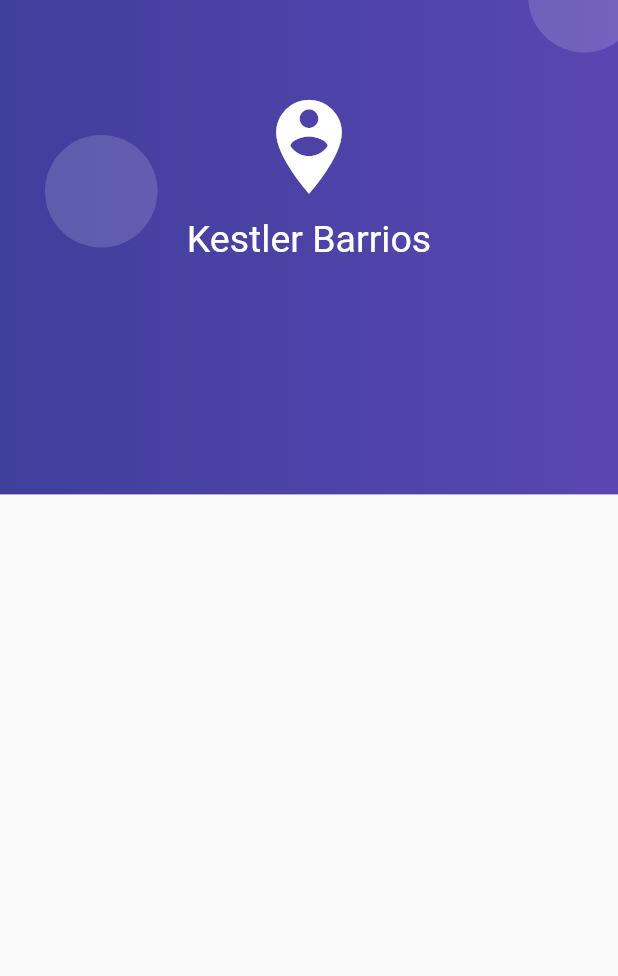
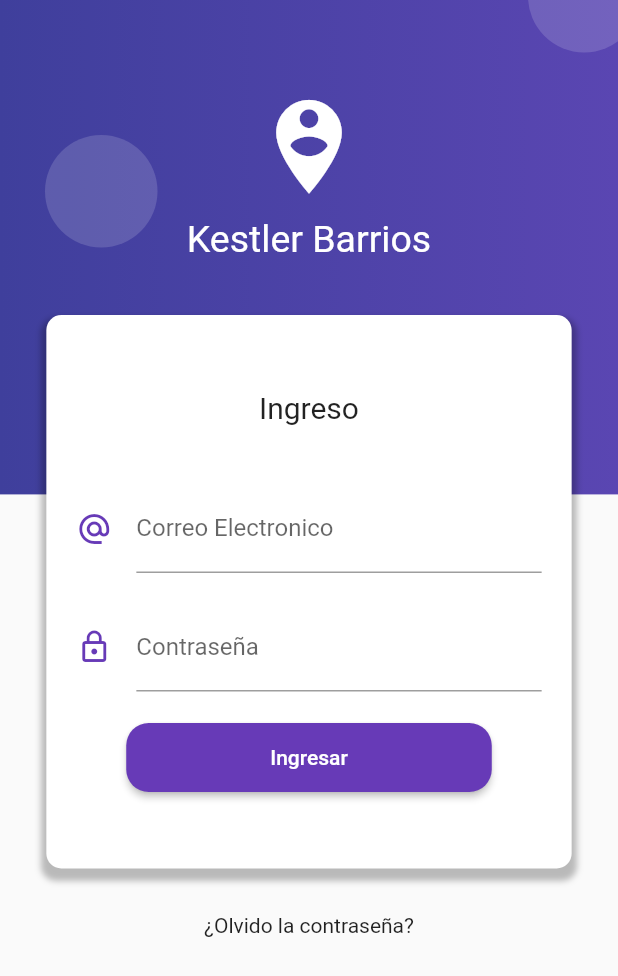
Before and after one commit to KestlerBarrios/FormValidationApp, a Flutter app: the screen it shows after launch, on a phone screen of 412 x 824 dp. Shown: the top 976 px of the screen. Run offline on Flutter 3.47's test engine with Material 2 defaults, Android fonts, the phone set to English and light mode, and no system bars.

Commit message:
UI terminada

```diff
--- a/lib/src/pages/login_page.dart
+++ b/lib/src/pages/login_page.dart
@@ -7,6 +7,7 @@ class LoginPage extends StatelessWidget {
       body: Stack(
         children: [
           _crearFondo(context),
+          _loginForm(context),
         ],
       ),
     );
@@ -64,4 +65,98 @@ class LoginPage extends StatelessWidget {
       ],
     );
   }
+
+  Widget _loginForm(BuildContext context) {
+    final size = MediaQuery.of(context).size;
+
+    return SingleChildScrollView(
+      child: Column(
+        children: [
+          SafeArea(
+              child: Container(
+            height: 180,
+          )),
+          Container(
+            padding: EdgeInsets.symmetric(vertical: 50.0),
+            margin: EdgeInsets.symmetric(vertical: 30.0),
+            width: size.width * 0.85,
+            decoration: BoxDecoration(
+              color: Colors.white,
+              borderRadius: BorderRadius.circular(10),
+              boxShadow: [
+                BoxShadow(
+                  color: Colors.black26,
+                  blurRadius: 3.0,
+                  offset: Offset(0.0, 5.0),
+                  spreadRadius: 3.0,
+                ),
+              ],
+            ),
+            child: Column(
+              children: [
+                Text(
+                  'Ingreso',
+                  style: TextStyle(fontSize: 20.0),
+                ),
+                SizedBox(height: 40.0),
+                _crearEmail(),
+                _crearPassword(),
+                _crearBoton()
+              ],
+            ),
+          ),
+          Text('¿Olvido la contraseña?'),
+          SizedBox(
+            height: 100.0,
+          )
+        ],
+      ),
+    );
+  }
+
+  Widget _crearEmail() {
+    return Container(
+      padding: EdgeInsets.symmetric(horizontal: 20),
+      child: TextField(
+        keyboardType: TextInputType.emailAddress,
+        decoration: InputDecoration(
+            icon: Icon(
+              Icons.alternate_email,
+              color: Colors.deepPurple,
+            ),
+            labelText: 'Correo Electronico',
+            hintText: 'ejemplo@correo.com'),
+      ),
+    );
+  }
+
+  Widget _crearPassword() {
+    return Container(
+      padding: EdgeInsets.symmetric(horizontal: 20, vertical: 20),
+      child: TextField(
+        obscureText: true,
+        keyboardType: TextInputType.emailAddress,
+        decoration: InputDecoration(
+          icon: Icon(
+            Icons.lock_outline,
+            color: Colors.deepPurple,
+          ),
+          labelText: 'Contraseña',
+        ),
+      ),
+    );
+  }
+
+  Widget _crearBoton() {
+    return RaisedButton(
+      child: Container(
+        padding: EdgeInsets.symmetric(horizontal: 80.0, vertical: 15.0),
+        child: Text('Ingresar'),
+      ),
+      shape: RoundedRectangleBorder(borderRadius: BorderRadius.circular(15.0)),
+      color: Colors.deepPurple,
+      textColor: Colors.white,
+      onPressed: () {},
+    );
+  }
 }
```
